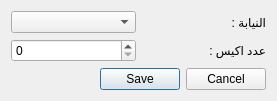
Old version of the form UI/subDistribution.ui in the repository anwer25/Administration_agricole.
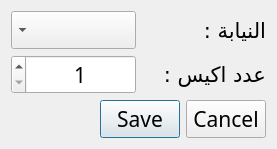
New version of the form. Icons and pictures are not drawn.

What changed in the file:
```diff
--- a/UI/subDistribution.ui
+++ b/UI/subDistribution.ui
@@ -7,18 +7,41 @@
     <x>0</x>
     <y>0</y>
     <width>277</width>
-    <height>93</height>
+    <height>122</height>
    </rect>
   </property>
+  <property name="font">
+   <font>
+    <family>Arabic Typesetting</family>
+    <pointsize>16</pointsize>
+   </font>
+  </property>
   <property name="windowTitle">
    <string>Dialog</string>
   </property>
   <layout class="QGridLayout" name="gridLayout">
    <item row="0" column="0">
-    <widget class="QComboBox" name="comboBox"/>
+    <widget class="QComboBox" name="deanship">
+     <property name="layoutDirection">
+      <enum>Qt::RightToLeft</enum>
+     </property>
+    </widget>
    </item>
    <item row="1" column="0">
-    <widget class="QSpinBox" name="spinBox"/>
+    <widget class="QSpinBox" name="number">
+     <property name="layoutDirection">
+      <enum>Qt::RightToLeft</enum>
+     </property>
+     <property name="alignment">
+      <set>Qt::AlignCenter</set>
+     </property>
+     <property name="minimum">
+      <number>1</number>
+     </property>
+     <property name="maximum">
+      <number>20</number>
+     </property>
+    </widget>
    </item>
    <item row="0" column="1">
     <widget class="QLabel" name="label_2">
```
Left out of the diff: 27 changed lines with no effect on the pictures.
